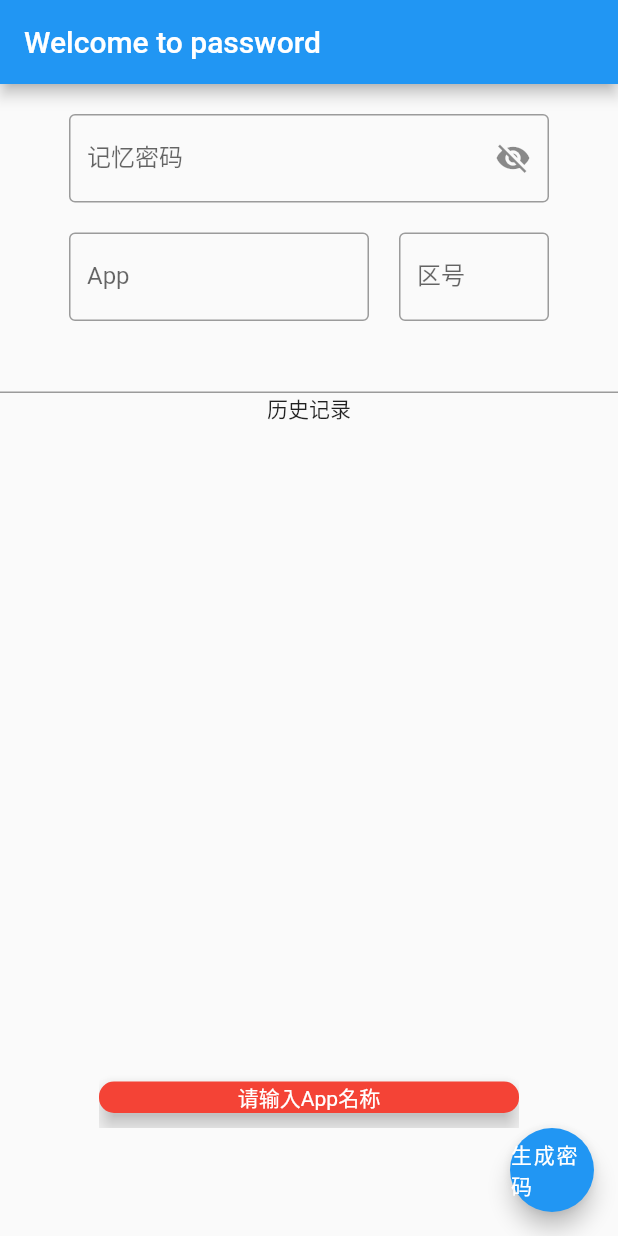
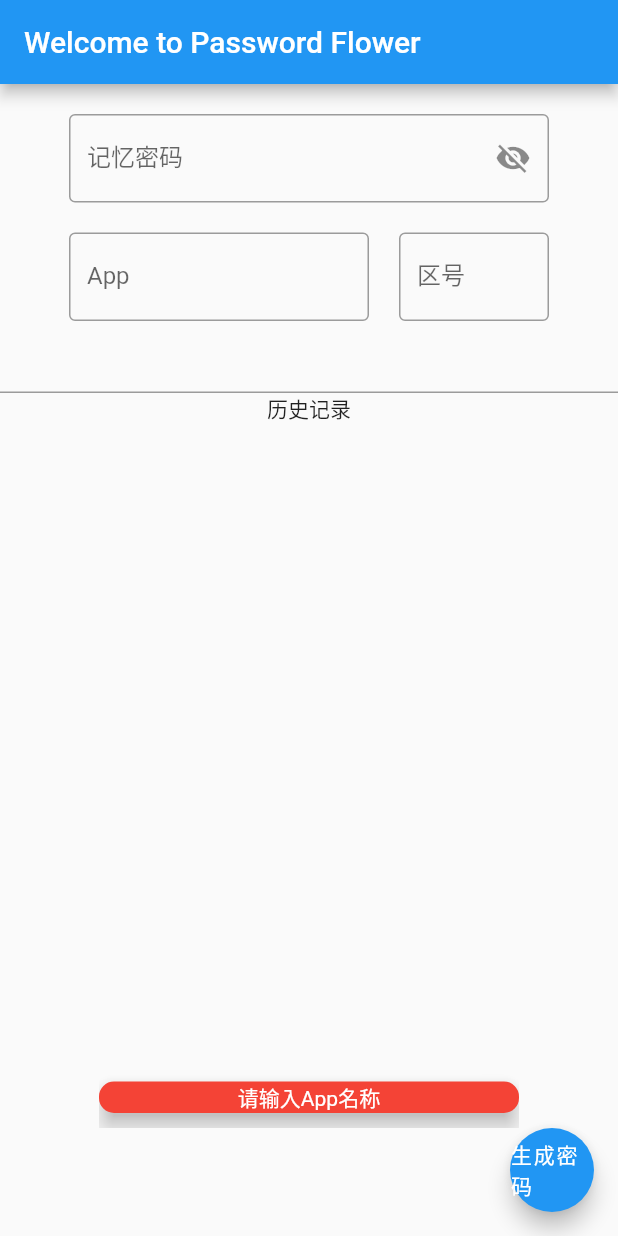
Before and after one commit to lwllvyb/Passwordflower, a Flutter app: the screen it shows after launch, after a tap on "生成密码", on a phone screen of 412 x 824 dp. Run offline on Flutter 3.47's test engine with Material 2 defaults, Android fonts, the phone set to English and light mode, and no system bars; our stand-ins replace fluttertoast, sqflite_common_ffi, sqflite_common_ffi_web; missing offline and left inert: bruno; accounts and stored records are empty.

Commit message:
rever getPassword

```diff
--- a/lib/main.dart
+++ b/lib/main.dart
@@ -26,33 +26,35 @@ bool isNumeric(String s) {
 // ignore: constant_identifier_names
 const STR3 = 'sunlovesnow1990090127xykab';
 String getPassword(String inKey, String inCode) {
-  final key = utf8.encode(inKey);
-  final code = utf8.encode(inCode);
+  var key = utf8.encode(inKey);
+  var code = utf8.encode(inCode);
 
-  final hmacMd5 = Hmac(md5, code); // HMAC-SHA256
-  final one = hmacMd5.convert(key);
-  final two = Hmac(md5, utf8.encode("$one")).convert(utf8.encode("snow"));
-  final three = Hmac(md5, utf8.encode("$one")).convert(utf8.encode("kise"));
-  final rule = "$three".split('');
-  final source = "$two".split('');
-  final pwd = StringBuffer();
+  var hmacMd5 = Hmac(md5, code); // HMAC-SHA256
+  var one = hmacMd5.convert(key);
+  hmacMd5 = Hmac(md5, utf8.encode("snow"));
+  var two = hmacMd5.convert(utf8.encode("$one"));
+  hmacMd5 = Hmac(md5, utf8.encode("kise"));
+  var three = hmacMd5.convert(utf8.encode("$one"));
+  var rule = "$three".split('');
+  var source = "$two".split('');
+  var pwd = "";
   // convert to upper case
   for (var i = 0; i < 32; i++) {
     if (!isNumeric(source[i])) {
-      if (STR3.contains(rule[i])) {
+      if (STR3.indexOf(rule[i]) > -1) {
         source[i] = source[i].toUpperCase();
       }
     }
   }
-  final pwd32 = source.join('');
-  final firstChar = pwd32.substring(0, 1);
+  var pwd32 = source.join('');
+  var firstChar = pwd32.substring(0, 1);
   // make sure first char is not a number
   if (!isNumeric(firstChar)) {
-    pwd.write(pwd32.substring(0, 16));
+    pwd = pwd32.substring(0, 16);
   } else {
-    pwd.write('K${pwd32.substring(1, 16)}');
+    pwd = 'K' + pwd32.substring(1, 16);
   }
-  return pwd.toString();
+  return pwd;
 }
 
 class MyApp extends StatelessWidget {
@@ -62,7 +64,7 @@ class MyApp extends StatelessWidget {
   @override
   Widget build(BuildContext context) {
     return MaterialApp(
-      title: 'Flutter Demo',
+      title: 'Password Flower',
       theme: ThemeData(
         // This is the theme of your application.
         //
@@ -155,7 +157,7 @@ class _HomePasswordState extends State<HomePassword> {
   Widget build(BuildContext context) {
     return Scaffold(
       appBar: AppBar(
-        title: const Text("Welcome to password"),
+        title: const Text("Welcome to Password Flower"),
       ),
       body: Center(
           child: Column(
```
